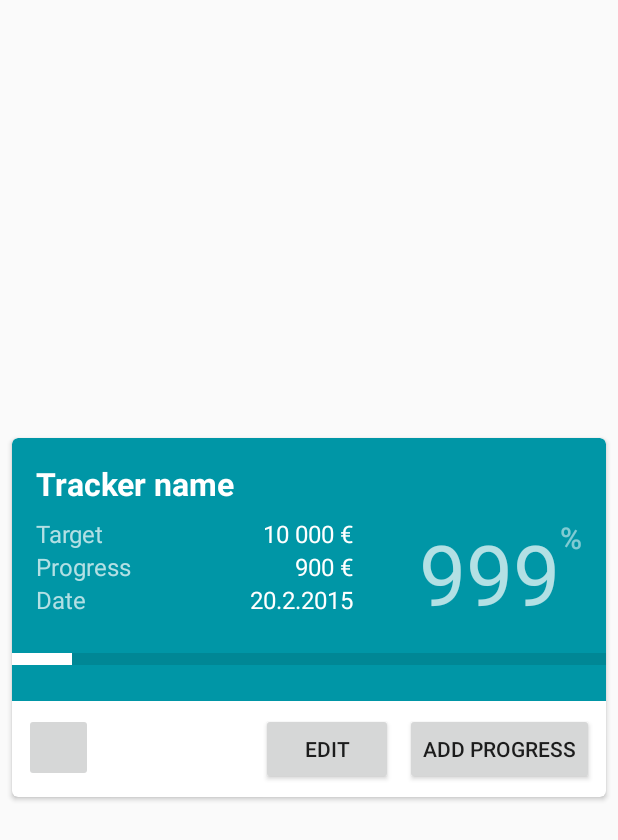
After one commit to nyyppa/BizFit, an Android app: the layout test_layout.xml on its own in the app's theme, with its tools: preview values and no code run, on a phone screen of 412 x 824 dp. The commit adds this screen. Shown: the top 840 px of the screen. Run offline under Robolectric (Android 15) with nearby library versions, the phone set to English and light mode, and no system bars.

Commit message:
- Created (yet another) alternative to what the home screen could look like. Using this would render ViewTrackerActivty obselete once complete.

```diff
--- a/app/build.gradle
+++ b/app/build.gradle
@@ -20,6 +20,9 @@ android {
 }
 
 dependencies {
+    compile 'com.android.support:cardview-v7:23.0.+'
+    compile 'com.android.support:recyclerview-v7:23.0.+'
+    compile 'com.android.support:design:23.0.+'
     compile fileTree(include: ['*.jar'], dir: 'libs')
     testCompile 'junit:junit:4.12'
     compile 'com.android.support:appcompat-v7:23.1.1'
@@ -31,4 +34,7 @@ dependencies {
     compile files('build/Testi/joda-time-2.9.1.jar')
     compile files('build/Testi/mpandroidchartlibrary-2-1-6.jar')
     compile files('build/meh/mpandroidchartlibrary-2-1-6.jar')
+    compile files('D:/Bizfit/BizFit/libs/mpandroidchartlibrary-2-1-6.jar')
+    compile files('D:/Bizfit/BizFit/libs/GraphView-4.0.1.jar')
+    compile files('D:/Bizfit/BizFit/libs/joda-time-2.9.1.jar')
 }
--- /dev/null
+++ b/app/src/main/res/drawable/card_view_header_background.xml
@@ -0,0 +1,10 @@
+<?xml version="1.0" encoding="utf-8"?>
+<shape xmlns:android="http://schemas.android.com/apk/res/android" android:shape="rectangle">
+    <solid android:color="@color/colorAccent"/>
+
+    <corners
+        android:radius="4dp"
+        android:bottomRightRadius="0dp"
+        android:bottomLeftRadius="0dp"/>
+
+</shape>
--- a/app/src/main/res/drawable/my_progressbar.xml
+++ b/app/src/main/res/drawable/my_progressbar.xml
@@ -26,7 +26,7 @@
                 <corners
                     android:radius="0dp" />
                 <solid
-                    android:color="@color/colorAccent"
+                    android:color="@color/white"
                     />
             </shape>
         </clip>
--- a/app/src/main/res/layout/activity_main.xml
+++ b/app/src/main/res/layout/activity_main.xml
@@ -39,6 +39,8 @@
 
     <include layout="@layout/content_main"
         android:id="@+id/include" />
+
+
     <!--
     <android.support.v4.view.ViewPager
         android:id="@+id/pager"
--- /dev/null
+++ b/app/src/main/res/layout/test_layout.xml
@@ -0,0 +1,234 @@
+<?xml version="1.0" encoding="utf-8"?>
+<android.support.design.widget.CoordinatorLayout
+    xmlns:android="http://schemas.android.com/apk/res/android"
+    xmlns:app="http://schemas.android.com/apk/res-auto"
+    android:layout_width="match_parent"
+    android:layout_height="match_parent"
+    android:id="@+id/root_container">
+
+    <android.support.v7.widget.CardView xmlns:card_view="http://schemas.android.com/apk/res-auto"
+        android:id="@+id/card_view"
+        android:layout_width="match_parent"
+        android:layout_height="wrap_content"
+        android:layout_gravity="center"
+        android:layout_margin="8dp"
+        card_view:cardCornerRadius="4dp">
+
+        <android.support.design.widget.CoordinatorLayout
+            android:layout_width="match_parent"
+            android:layout_height="wrap_content"
+            android:id="@+id/content_container">
+
+            <LinearLayout
+                android:orientation="vertical"
+                android:layout_width="match_parent"
+                android:layout_height="match_parent"
+                android:id="@+id/main_content">
+
+                <LinearLayout
+                    android:layout_width="match_parent"
+                    android:layout_height="wrap_content"
+                    android:background="@drawable/card_view_header_background"
+                    android:orientation="vertical"
+                    android:paddingBottom="24dp"
+                    android:id="@+id/top_container">
+
+                    <LinearLayout
+                        android:layout_width="match_parent"
+                        android:layout_height="match_parent"
+                        android:baselineAligned="false"
+                        android:orientation="vertical"
+                        android:padding="16dp"
+                        android:id="@+id/text_info_container">
+
+                        <TextView
+                            android:id="@+id/tracker_name"
+                            android:layout_width="wrap_content"
+                            android:layout_height="wrap_content"
+                            android:text="Tracker name"
+                            android:layout_marginBottom="8dp"
+                            android:textColor="@color/white"
+                            android:textStyle="bold"
+                            android:textSize="21sp" />
+
+                        <LinearLayout
+                            android:layout_width="match_parent"
+                            android:layout_height="match_parent"
+                            android:orientation="horizontal"
+                            android:id="@+id/text_info_subcontainer">
+
+                            <LinearLayout
+                                android:layout_width="wrap_content"
+                                android:layout_height="match_parent"
+                                android:layout_weight="3"
+                                android:orientation="vertical"
+                                android:paddingRight="8dp"
+                                android:id="@+id/small_text_container">
+
+                                <LinearLayout
+                                    android:orientation="horizontal"
+                                    android:layout_width="match_parent"
+                                    android:layout_height="wrap_content"
+                                    android:id="@+id/target_info_pair">
+
+                                    <TextView
+                                        android:layout_width="wrap_content"
+                                        android:layout_height="wrap_content"
+                                        android:text="Target"
+                                        android:id="@+id/target_label"
+                                        android:textColor="@color/abc_secondary_text_material_dark"
+                                        android:theme="@style/TextAppearance.AppCompat.Subhead.Inverse"
+                                        android:layout_weight="1" />
+
+                                    <TextView
+                                        android:id="@+id/target_amount"
+                                        android:layout_width="wrap_content"
+                                        android:layout_height="wrap_content"
+                                        android:text="10 000 €"
+                                        android:theme="@style/Base.TextAppearance.AppCompat.Subhead.Inverse" />
+                                </LinearLayout>
+
+                                <LinearLayout
+                                    android:orientation="horizontal"
+                                    android:layout_width="match_parent"
+                                    android:layout_height="wrap_content"
+                                    android:id="@+id/progress_info_pair">
+
+                                    <TextView
+                                        android:layout_width="wrap_content"
+                                        android:layout_height="wrap_content"
+                                        android:text="Progress"
+                                        android:id="@+id/progress_label"
+                                        android:textColor="@color/abc_secondary_text_material_dark"
+                                        android:theme="@style/TextAppearance.AppCompat.Subhead.Inverse"
+                                        android:layout_weight="1" />
+
+                                    <TextView
+                                        android:id="@+id/progress_amount"
+                                        android:layout_width="wrap_content"
+                                        android:layout_height="wrap_content"
+                                        android:text="900 €"
+                                        android:theme="@style/Base.TextAppearance.AppCompat.Subhead.Inverse" />
+                                </LinearLayout>
+
+                                <LinearLayout
+                                    android:orientation="horizontal"
+                                    android:layout_width="match_parent"
+                                    android:layout_height="wrap_content"
+                                    android:id="@+id/date_info_pair">
+
+                                    <TextView
+                                        android:layout_width="wrap_content"
+                                        android:layout_height="wrap_content"
+                                        android:text="Date"
+                                        android:id="@+id/date_label"
+                                        android:textColor="@color/abc_secondary_text_material_dark"
+                                        android:theme="@style/TextAppearance.AppCompat.Subhead.Inverse"
+                                        android:layout_weight="1" />
+
+                                    <TextView
+                                        android:id="@+id/date_amount"
+                                        android:layout_width="wrap_content"
+                                        android:layout_height="wrap_content"
+                                        android:text="20.2.2015"
+                                        android:theme="@style/Base.TextAppearance.AppCompat.Subhead.Inverse" />
+                                </LinearLayout>
+
+
+                            </LinearLayout>
+
+                            <LinearLayout
+                                android:orientation="horizontal"
+                                android:layout_width="wrap_content"
+                                android:layout_height="match_parent"
+                                android:layout_weight="1"
+                                android:layout_gravity="right">
+
+                                <TextView
+                                    android:id="@+id/textView4"
+                                    android:layout_width="wrap_content"
+                                    android:layout_height="wrap_content"
+                                    android:text="999"
+                                    android:textColor="@color/abc_secondary_text_material_dark"
+                                    android:layout_weight="1"
+                                    android:textAlignment="gravity"
+                                    android:gravity="end"
+                                    android:textIsSelectable="false"
+                                    android:textSize="56sp" />
+
+                                <TextView
+                                    android:layout_width="wrap_content"
+                                    android:layout_height="match_parent"
+                                    android:text="%"
+                                    android:id="@+id/textView5"
+                                    android:theme="@style/TextAppearance.AppCompat.Title.Inverse"
+                                    android:textColor="@color/bright_foreground_disabled_material_dark" />
+
+                            </LinearLayout>
+
+                        </LinearLayout>
+
+                    </LinearLayout>
+
+                    <ProgressBar
+                        style="?android:attr/progressBarStyleHorizontal"
+                        android:layout_width="match_parent"
+                        android:layout_height="8dp"
+                        android:id="@+id/progress_bar"
+                        android:progress="1000"
+                        android:max="10000"
+                        android:progressDrawable="@drawable/my_progressbar" />
+
+                </LinearLayout>
+
+                <LinearLayout
+                    android:orientation="horizontal"
+                    android:layout_width="match_parent"
+                    android:layout_height="wrap_content"
+                    android:id="@+id/bottom_container"
+                    android:paddingLeft="8dp"
+                    android:paddingRight="8dp"
+                    android:paddingBottom="8dp"
+                    android:paddingTop="8dp">
+
+                    <ImageButton
+                        android:textSize="30sp"
+                        android:layout_width="46dp"
+                        android:layout_height="46dp"
+                        android:shadowColor="#A8A8A8"
+                        android:shadowDx="0"
+                        android:shadowDy="0"
+                        android:shadowRadius="5"
+                        android:clickable="true"
+                        app:layout_anchor="@id/bottom_container"
+                        app:layout_anchorGravity="top|center" />
+
+                    <Space
+                        android:layout_width="0dp"
+                        android:layout_height="fill_parent"
+                        android:layout_weight="1" />
+
+                    <Button
+                        android:layout_width="wrap_content"
+                        android:layout_height="wrap_content"
+                        android:text="edit"
+                        android:id="@+id/button_edit"
+                        android:theme="@style/Base.Widget.AppCompat.Button.Borderless.Colored"
+                        android:layout_gravity="right"
+                        android:layout_marginRight="8dp" />
+
+                    <Button
+                        android:layout_width="wrap_content"
+                        android:layout_height="wrap_content"
+                        android:text="add progress"
+                        android:id="@+id/button_add_progress"
+                        android:theme="@style/Base.Widget.AppCompat.Button.Borderless.Colored"
+                        android:layout_gravity="right" />
+
+                </LinearLayout>
+
+            </LinearLayout>
+
+        </android.support.design.widget.CoordinatorLayout>
+    </android.support.v7.widget.CardView>
+</android.support.design.widget.CoordinatorLayout>
```
Also changed, not shown: 1 other file.
